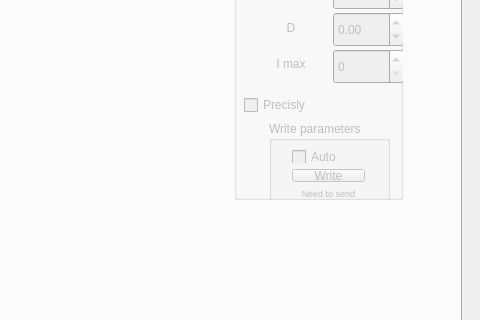
JanWielgus/FlightController, file FlightControllerControlPanel_v1/mainwindow.ui: the form before one commit; both pictures show x 379 to 859 and y 216 to 536 of the 859 by 713 pixel window.
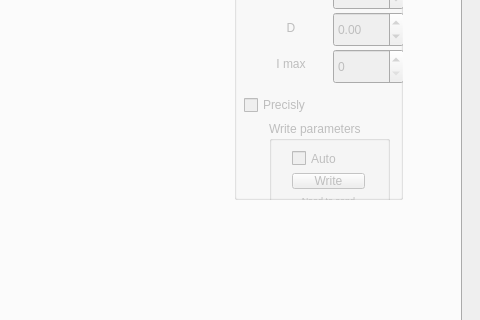
The form after the commit.

Commit message: Gitignore changes and something else

Diff of the .ui file:
```diff
--- a/FlightControllerControlPanel_v1/mainwindow.ui
+++ b/FlightControllerControlPanel_v1/mainwindow.ui
@@ -533,7 +533,7 @@
              <x>12</x>
              <y>18</y>
              <width>95</width>
-             <height>71</height>
+             <height>78</height>
             </rect>
            </property>
            <layout class="QVBoxLayout" name="verticalLayout_2">
```
The commit also changes 1 other file.
